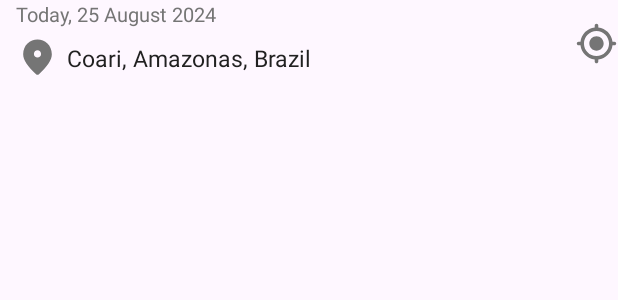
After one commit to WadrianAraujo/TempoCabocloApp, an Android app: the layout item_container_current_location.xml on its own in the app's theme, with its tools: preview values and no code run, on a phone screen of 412 x 824 dp. The commit adds this screen. Shown: the top 300 px of the screen. Run offline under Robolectric (Android 15) with nearby library versions, the phone set to English and light mode, and no system bars.

Commit message:
feat: location layout setup

```diff
--- a/app/src/main/java/com/wax/tempocabocloapp/fragments/location/LocationFragment.kt
+++ b/app/src/main/java/com/wax/tempocabocloapp/ui/fragments/location/LocationFragment.kt
@@ -1,4 +1,4 @@
-package com.wax.tempocabocloapp.fragments.location
+package com.wax.tempocabocloapp.ui.fragments.location
 
 import androidx.fragment.app.Fragment
 
--- /dev/null
+++ b/app/src/main/res/drawable/round_location_on_24.xml
@@ -0,0 +1,12 @@
+<vector xmlns:android="http://schemas.android.com/apk/res/android"
+    android:width="24dp"
+    android:height="24dp"
+    android:tint="#000000"
+    android:viewportWidth="24"
+    android:viewportHeight="24">
+
+    <path
+        android:fillColor="@android:color/white"
+        android:pathData="M12,2c-4.2,0 -8,3.22 -8,8.2c0,3.18 2.45,6.92 7.34,11.23c0.38,0.33 0.95,0.33 1.33,0C17.55,17.12 20,13.38 20,10.2C20,5.22 16.2,2 12,2zM12,12c-1.1,0 -2,-0.9 -2,-2c0,-1.1 0.9,-2 2,-2c1.1,0 2,0.9 2,2C14,11.1 13.1,12 12,12z" />
+
+</vector>
--- /dev/null
+++ b/app/src/main/res/drawable/round_my_location_24.xml
@@ -0,0 +1,12 @@
+<vector xmlns:android="http://schemas.android.com/apk/res/android"
+    android:width="24dp"
+    android:height="24dp"
+    android:tint="#000000"
+    android:viewportWidth="24"
+    android:viewportHeight="24">
+
+    <path
+        android:fillColor="@android:color/white"
+        android:pathData="M12,8c-2.21,0 -4,1.79 -4,4s1.79,4 4,4 4,-1.79 4,-4 -1.79,-4 -4,-4zM20.94,11c-0.46,-4.17 -3.77,-7.48 -7.94,-7.94L13,2c0,-0.55 -0.45,-1 -1,-1s-1,0.45 -1,1v1.06C6.83,3.52 3.52,6.83 3.06,11L2,11c-0.55,0 -1,0.45 -1,1s0.45,1 1,1h1.06c0.46,4.17 3.77,7.48 7.94,7.94L11,22c0,0.55 0.45,1 1,1s1,-0.45 1,-1v-1.06c4.17,-0.46 7.48,-3.77 7.94,-7.94L22,13c0.55,0 1,-0.45 1,-1s-0.45,-1 -1,-1h-1.06zM12,19c-3.87,0 -7,-3.13 -7,-7s3.13,-7 7,-7 7,3.13 7,7 -3.13,7 -7,7z" />
+
+</vector>
--- /dev/null
+++ b/app/src/main/res/layout/item_container_current_location.xml
@@ -0,0 +1,57 @@
+<?xml version="1.0" encoding="utf-8"?>
+<androidx.constraintlayout.widget.ConstraintLayout xmlns:android="http://schemas.android.com/apk/res/android"
+    xmlns:app="http://schemas.android.com/apk/res-auto"
+    xmlns:tools="http://schemas.android.com/tools"
+    android:layout_width="match_parent"
+    android:layout_height="wrap_content">
+
+    <androidx.appcompat.widget.AppCompatTextView
+        android:id="@+id/textCurrentDate"
+        android:layout_width="0dp"
+        android:layout_height="wrap_content"
+        android:layout_marginStart="@dimen/_8sdp"
+        android:layout_marginEnd="@dimen/_8sdp"
+        android:textColor="@color/sonic_silver"
+        android:textSize="@dimen/_10ssp"
+        app:layout_constraintEnd_toStartOf="@id/imageCurrentLocation"
+        app:layout_constraintStart_toStartOf="parent"
+        app:layout_constraintTop_toTopOf="parent"
+        tools:text="Today, 25 August 2024" />
+
+    <androidx.appcompat.widget.AppCompatImageView
+        android:id="@+id/imageLocation"
+        android:layout_width="@dimen/_22sdp"
+        android:layout_height="@dimen/_22sdp"
+        android:layout_marginStart="@dimen/_8sdp"
+        android:layout_marginTop="@dimen/_4sdp"
+        android:src="@drawable/round_location_on_24"
+        android:tint="@color/sonic_silver"
+        app:layout_constraintStart_toStartOf="parent"
+        app:layout_constraintTop_toBottomOf="@id/textCurrentDate" />
+
+    <androidx.appcompat.widget.AppCompatTextView
+        android:id="@+id/textCurrentLocation"
+        android:layout_width="0dp"
+        android:layout_height="wrap_content"
+        android:layout_marginStart="@dimen/_4sdp"
+        android:layout_marginEnd="@dimen/_4sdp"
+        android:textColor="@color/raisin_black"
+        android:textSize="@dimen/_12ssp"
+        app:layout_constraintBottom_toBottomOf="@id/imageLocation"
+        app:layout_constraintEnd_toStartOf="@id/imageCurrentLocation"
+        app:layout_constraintStart_toEndOf="@id/imageLocation"
+        app:layout_constraintTop_toTopOf="@id/imageLocation"
+        tools:text="Coari, Amazonas, Brazil" />
+
+    <androidx.appcompat.widget.AppCompatImageView
+        android:id="@+id/imageCurrentLocation"
+        android:layout_width="@dimen/_22sdp"
+        android:layout_height="@dimen/_22sdp"
+        android:layout_marginTop="@dimen/_4sdp"
+        android:src="@drawable/round_my_location_24"
+        android:tint="@color/sonic_silver"
+        app:layout_constraintBottom_toBottomOf="@id/imageLocation"
+        app:layout_constraintEnd_toEndOf="parent"
+        app:layout_constraintTop_toTopOf="@id/textCurrentDate" />
+
+</androidx.constraintlayout.widget.ConstraintLayout>
--- a/app/src/main/res/navigation/weather_navigation_graph.xml
+++ b/app/src/main/res/navigation/weather_navigation_graph.xml
@@ -7,7 +7,7 @@
 
     <fragment
         android:id="@+id/homeFragment"
-        android:name="com.wax.tempocabocloapp.fragments.home.HomeFragment"
+        android:name="com.wax.tempocabocloapp.ui.fragments.home.HomeFragment"
         android:label="Home"
         tools:layout="@layout/fragment_home" />
 
--- a/app/src/main/res/values/colors.xml
+++ b/app/src/main/res/values/colors.xml
@@ -3,4 +3,6 @@
     <color name="black">#FF000000</color>
     <color name="white">#FFFFFFFF</color>
     <color name="cultured">#F5F5F8</color>
+    <color name="sonic_silver">#757575</color>
+    <color name="raisin_black">#212121</color>
 </resources>
```
Also changed, not shown: app/src/main/java/com/wax/tempocabocloapp/adapters/WeatherDataAdapter.kt (added, +57 -0 lines), app/src/main/java/com/wax/tempocabocloapp/data/WeatherData.kt (added, +8 -0 lines), app/src/main/java/com/wax/tempocabocloapp/fragments/home/HomeFragment.kt (deleted, +0 -25 lines), app/src/main/java/com/wax/tempocabocloapp/ui/fragments/home/HomeFragment.kt (added, +57 -0 lines), app/src/main/res/layout/fragment_home.xml (+12 -7 lines).
